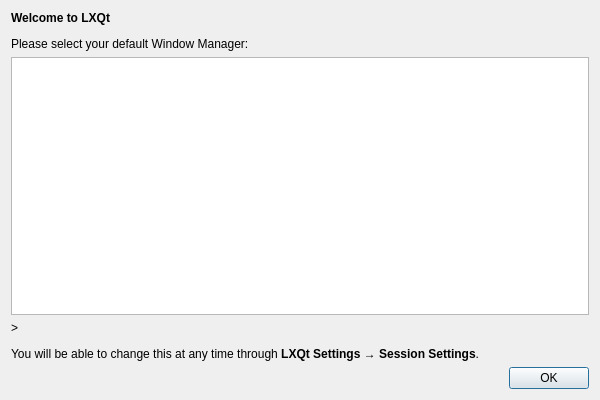
Qt form lxqt-session/src/wmselectdialog.ui (lxqt/lxqt-session) before a commit.
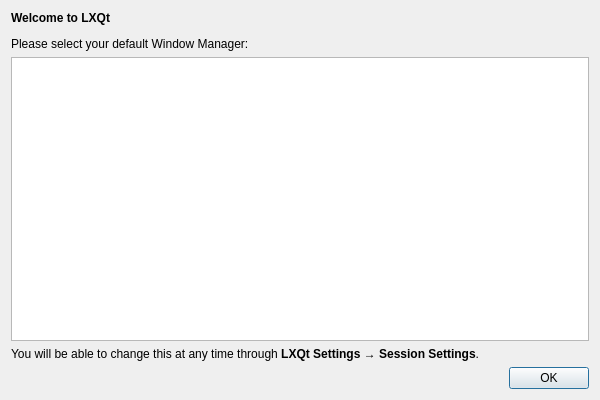
The same form after that commit.

Commit message: Fix accidental character

The edit to the form file:
```diff
--- a/lxqt-session/src/wmselectdialog.ui
+++ b/lxqt-session/src/wmselectdialog.ui
@@ -68,7 +68,7 @@
    <item>
     <widget class="QLabel" name="label_2">
      <property name="text">
-      <string>>&lt;html&gt;&lt;head/&gt;&lt;body&gt;&lt;p&gt;You will be able to change this at any time through &lt;span style=&quot;font-weight:600;&quot;&gt;LXQt Settings → Session Settings&lt;/span&gt;.</string>
+      <string>&lt;html&gt;&lt;head/&gt;&lt;body&gt;&lt;p&gt;You will be able to change this at any time through &lt;span style=&quot;font-weight:600;&quot;&gt;LXQt Settings → Session Settings&lt;/span&gt;.</string>
      </property>
      <property name="wordWrap">
       <bool>true</bool>
```
